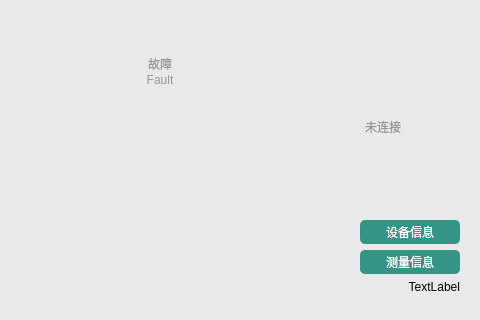
First picture: the form in Demo/deinitwidget.ui, repository 13438120136/XDemo, before the edit; both pictures show x 160 to 640 and y 160 to 480 of the 640 by 480 pixel window.
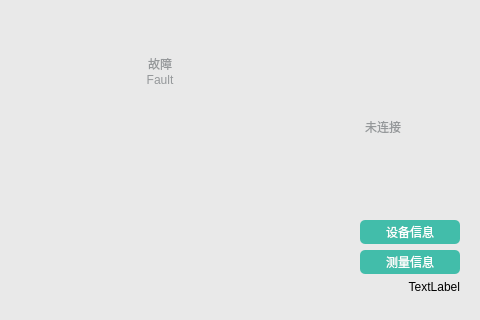
Second picture: the form after the edit. The open tabs and pages were chosen to show the change. Icons and pictures are not drawn.

```diff
--- a/Demo/deinitwidget.ui
+++ b/Demo/deinitwidget.ui
@@ -1027,7 +1027,7 @@
    max-height:24px;
    font: 13px &quot;微软雅黑&quot;;
    color: #FFFFFF;
-   background-color: #349485;
+   background-color: #42BDAA;
    border:none;
    border-radius:5px;
 }</string>
@@ -1058,7 +1058,7 @@
    max-height:24px;
    font: 13px &quot;微软雅黑&quot;;
    color: #FFFFFF;
-   background-color: #349485;   
+   background-color: #42BDAA;   
    border:none;
    border-radius:5px;
 }</string>
```
Left out of the diff: 2 changed lines with no effect on the pictures.
